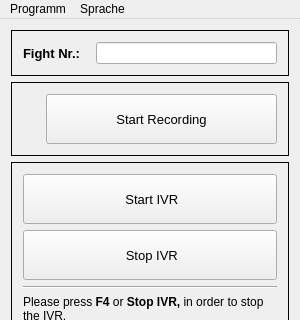
This is resource/recordwindow.ui in christopherK192/RecordWindow as Qt 5 draws it before an edit; both pictures show x 0 to 300 and y 0 to 320 of the 300 by 650 pixel window. The edited form follows.
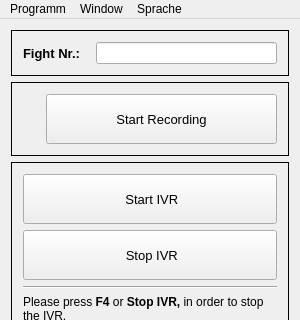
This is the edited form. Icons and pictures are not drawn.

Commit message: canged setting window

Diff of the .ui file:
```diff
--- a/resource/recordwindow.ui
+++ b/resource/recordwindow.ui
@@ -338,7 +338,15 @@
     <addaction name="actionDeutsch"/>
     <addaction name="actionEnglish"/>
    </widget>
+   <widget class="QMenu" name="menuWindow">
+    <property name="title">
+     <string>Window</string>
+    </property>
+    <addaction name="actionFreeze"/>
+    <addaction name="actionSet_Toplevel"/>
+   </widget>
    <addaction name="menuDatei"/>
+   <addaction name="menuWindow"/>
    <addaction name="menuSprache"/>
   </widget>
   <action name="actionDeutsch">
```
Left out of the diff: 33 changed lines with no effect on the pictures. The commit also changes 7 other files.
